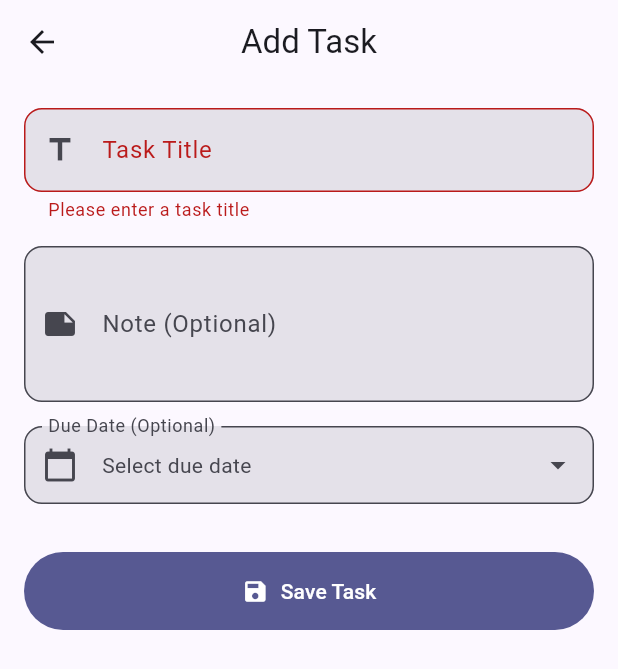
After one commit to Ade1fe/pocket-tasks, a Flutter app: the AddAndEditTaskScreen screen opened directly, after a tap on "Save Task", on a phone screen of 412 x 824 dp. The commit adds this screen. Shown: the top 669 px of the screen. Run offline on Flutter 3.47's test engine with Material 3 defaults, Android fonts, the phone set to English and light mode, and no system bars; our stand-ins replace shared_preferences; accounts and stored records are empty.

```diff
--- a/lib/providers/task_provider.dart
+++ b/lib/providers/task_provider.dart
@@ -1,6 +1,5 @@
 import 'package:flutter/foundation.dart';
 import 'package:pocket_tasks/models/tasks.dart';
-// import '../models/task.dart';
 import '../services/storage_service.dart';
 
 enum TaskFilter { all, active, completed }
--- /dev/null
+++ b/lib/screens/add_and_edit_task_screen.dart
@@ -0,0 +1,257 @@
+import 'package:flutter/material.dart';
+import 'package:pocket_tasks/models/tasks.dart';
+import 'package:provider/provider.dart';
+import 'package:intl/intl.dart';
+// import '../models/task.dart';
+import '../providers/task_provider.dart';
+
+class AddAndEditTaskScreen extends StatefulWidget {
+  final Task? task;
+
+  const AddAndEditTaskScreen({super.key, this.task});
+
+  @override
+  State<AddAndEditTaskScreen> createState() => _AddAndEditTaskScreenState();
+}
+
+class _AddAndEditTaskScreenState extends State<AddAndEditTaskScreen>
+    with SingleTickerProviderStateMixin {
+  final _formKey = GlobalKey<FormState>();
+  final _titleController = TextEditingController();
+  final _noteController = TextEditingController();
+
+  DateTime? _selectedDueDate;
+  bool _isCompleted = false;
+  late AnimationController _animationController;
+  late Animation<double> _fadeAnimation;
+
+  bool get isEditing => widget.task != null;
+
+  @override
+  void initState() {
+    super.initState();
+    _animationController = AnimationController(
+      duration: const Duration(milliseconds: 300),
+      vsync: this,
+    );
+    _fadeAnimation = Tween<double>(begin: 0.0, end: 1.0).animate(
+      CurvedAnimation(parent: _animationController, curve: Curves.easeInOut),
+    );
+
+    if (isEditing) {
+      _titleController.text = widget.task!.title;
+      _noteController.text = widget.task!.note;
+      _selectedDueDate = widget.task!.dueDate;
+      _isCompleted = widget.task!.isCompleted;
+    }
+
+    _animationController.forward();
+  }
+
+  @override
+  void dispose() {
+    _titleController.dispose();
+    _noteController.dispose();
+    _animationController.dispose();
+    super.dispose();
+  }
+
+  @override
+  Widget build(BuildContext context) {
+    return Scaffold(
+      appBar: AppBar(
+        title: Text(isEditing ? 'Edit Task' : 'Add Task'),
+        actions: [
+          if (isEditing)
+            IconButton(icon: const Icon(Icons.delete), onPressed: _deleteTask),
+        ],
+      ),
+      body: FadeTransition(
+        opacity: _fadeAnimation,
+        child: Form(
+          key: _formKey,
+          child: ListView(
+            padding: const EdgeInsets.all(16),
+            children: [
+              _buildTitleField(),
+              const SizedBox(height: 16),
+              _buildNoteField(),
+              const SizedBox(height: 16),
+              _buildDueDateField(),
+              if (isEditing) ...[
+                const SizedBox(height: 16),
+                _buildCompletedSwitch(),
+              ],
+              const SizedBox(height: 32),
+              _buildSaveButton(),
+            ],
+          ),
+        ),
+      ),
+    );
+  }
+
+  Widget _buildTitleField() {
+    return TextFormField(
+      controller: _titleController,
+      decoration: const InputDecoration(
+        labelText: 'Task Title',
+        hintText: 'Enter task title',
+        prefixIcon: Icon(Icons.title),
+      ),
+      validator: (value) {
+        if (value == null || value.trim().isEmpty) {
+          return 'Please enter a task title';
+        }
+        return null;
+      },
+      textInputAction: TextInputAction.next,
+    );
+  }
+
+  Widget _buildNoteField() {
+    return TextFormField(
+      controller: _noteController,
+      decoration: const InputDecoration(
+        labelText: 'Note (Optional)',
+        hintText: 'Add a note for this task',
+        prefixIcon: Icon(Icons.note),
+      ),
+      maxLines: 3,
+      textInputAction: TextInputAction.newline,
+    );
+  }
+
+  Widget _buildDueDateField() {
+    return InkWell(
+      onTap: _selectDueDate,
+      child: InputDecorator(
+        decoration: const InputDecoration(
+          labelText: 'Due Date (Optional)',
+          prefixIcon: Icon(Icons.calendar_today),
+          suffixIcon: Icon(Icons.arrow_drop_down),
+        ),
+        child: Text(
+          _selectedDueDate != null
+              ? DateFormat('MMM dd, yyyy').format(_selectedDueDate!)
+              : 'Select due date',
+          style: TextStyle(
+            color: _selectedDueDate != null
+                ? Theme.of(context).colorScheme.onSurface
+                : Theme.of(context).colorScheme.onSurfaceVariant,
+          ),
+        ),
+      ),
+    );
+  }
+
+  Widget _buildCompletedSwitch() {
+    return Card(
+      child: SwitchListTile(
+        title: const Text('Mark as Completed'),
+        subtitle: Text(_isCompleted ? 'Task is completed' : 'Task is pending'),
+        value: _isCompleted,
+        onChanged: (value) {
+          setState(() {
+            _isCompleted = value;
+          });
+        },
+        secondary: Icon(
+          _isCompleted ? Icons.check_circle : Icons.radio_button_unchecked,
+          color: _isCompleted
+              ? Theme.of(context).colorScheme.primary
+              : Theme.of(context).colorScheme.outline,
+        ),
+      ),
+    );
+  }
+
+  Widget _buildSaveButton() {
+    return FilledButton.icon(
+      onPressed: _saveTask,
+      icon: const Icon(Icons.save),
+      label: Text(isEditing ? 'Update Task' : 'Save Task'),
+      style: FilledButton.styleFrom(
+        padding: const EdgeInsets.symmetric(vertical: 16),
+      ),
+    );
+  }
+
+  Future<void> _selectDueDate() async {
+    final DateTime? picked = await showDatePicker(
+      context: context,
+      initialDate: _selectedDueDate ?? DateTime.now(),
+      firstDate: DateTime.now(),
+      lastDate: DateTime.now().add(const Duration(days: 365)),
+    );
+
+    if (picked != null) {
+      setState(() {
+        _selectedDueDate = picked;
+      });
+    }
+  }
+
+  void _saveTask() {
+    if (!_formKey.currentState!.validate()) return;
+
+    final taskProvider = context.read<TaskProvider>();
+
+    if (isEditing) {
+      final updatedTask = widget.task!.copyWith(
+        title: _titleController.text.trim(),
+        note: _noteController.text.trim(),
+        dueDate: _selectedDueDate,
+        isCompleted: _isCompleted,
+      );
+      taskProvider.updateTask(updatedTask);
+    } else {
+      final newTask = Task(
+        title: _titleController.text.trim(),
+        note: _noteController.text.trim(),
+        dueDate: _selectedDueDate,
+      );
+      taskProvider.addTask(newTask);
+    }
+
+    Navigator.of(context).pop();
+
+    ScaffoldMessenger.of(context).showSnackBar(
+      SnackBar(
+        content: Text(isEditing ? 'Task updated!' : 'Task added!'),
+        behavior: SnackBarBehavior.floating,
+      ),
+    );
+  }
+
+  void _deleteTask() {
+    showDialog(
+      context: context,
+      builder: (context) => AlertDialog(
+        title: const Text('Delete Task'),
+        content: const Text('Are you sure you want to delete this task?'),
+        actions: [
+          TextButton(
+            onPressed: () => Navigator.of(context).pop(),
+            child: const Text('Cancel'),
+          ),
+          FilledButton(
+            onPressed: () {
+              context.read<TaskProvider>().deleteTask(widget.task!.id);
+              Navigator.of(context).pop(); // Close dialog
+              Navigator.of(context).pop(); // Close screen
+
+              ScaffoldMessenger.of(context).showSnackBar(
+                const SnackBar(
+                  content: Text('Task deleted!'),
+                  behavior: SnackBarBehavior.floating,
+                ),
+              );
+            },
+            child: const Text('Delete'),
+          ),
+        ],
+      ),
+    );
+  }
+}
--- a/lib/services/storage_service.dart
+++ b/lib/services/storage_service.dart
@@ -1,7 +1,6 @@
 import 'dart:convert';
 import 'package:pocket_tasks/models/tasks.dart';
 import 'package:shared_preferences/shared_preferences.dart';
-// import '../models/task.dart';
 
 class StorageService {
   static const String _tasksKey = 'tasks';
--- a/lib/widgets/task_list_item.dart
+++ b/lib/widgets/task_list_item.dart
@@ -2,7 +2,6 @@ import 'package:flutter/material.dart';
 import 'package:pocket_tasks/models/tasks.dart';
 import 'package:provider/provider.dart';
 import 'package:intl/intl.dart';
-// import '../models/task.dart';
 import '../providers/task_provider.dart';
 
 class TaskListItem extends StatelessWidget {
```
Also changed, not shown: 4 other files.
